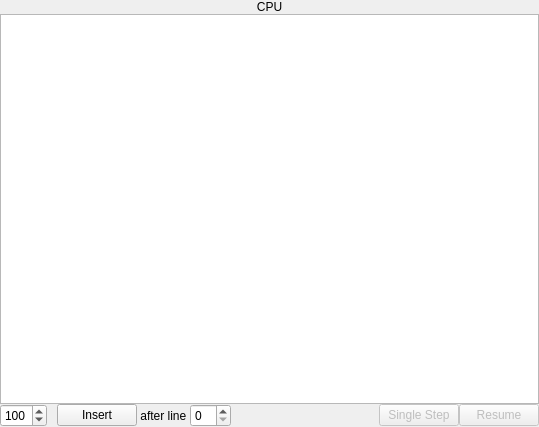
Old version of the form cpupane.ui in the repository StanWarford/pep8cpu.
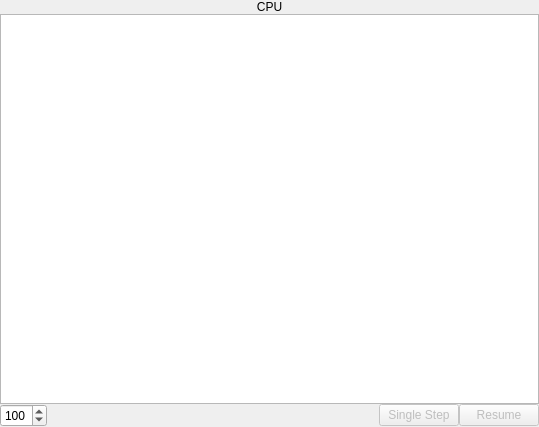
New version of the form.

Commit message: Hooked up the 'scroll to' widget in the memory pane.

Patch:
```diff
--- a/cpupane.ui
+++ b/cpupane.ui
@@ -143,23 +143,6 @@
        </property>
       </widget>
      </item>
-     <item>
-      <widget class="QPushButton" name="pushButton">
-       <property name="text">
-        <string>Insert</string>
-       </property>
-      </widget>
-     </item>
-     <item>
-      <widget class="QLabel" name="label_2">
-       <property name="text">
-        <string> after line </string>
-       </property>
-      </widget>
-     </item>
-     <item>
-      <widget class="QSpinBox" name="spinBox_2"/>
-     </item>
      <item>
       <spacer name="horizontalSpacer">
        <property name="orientation">
```
The commit also changes 2 other files.
